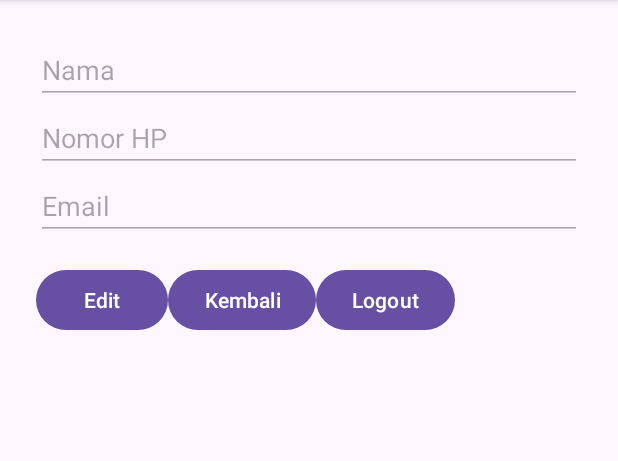
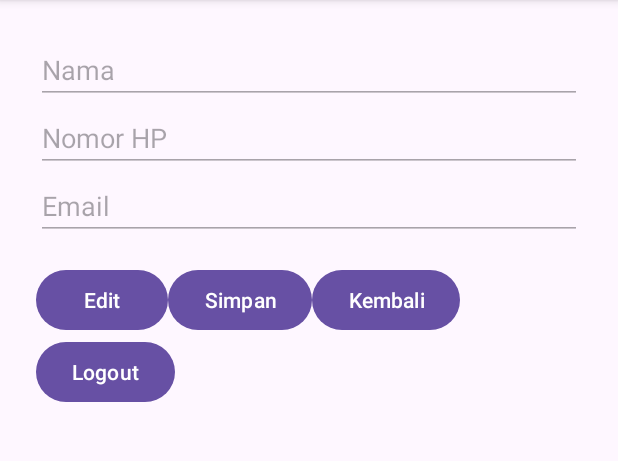
Before and after one commit to Sikon-hash/Project-UAS-Mobile-2, an Android app built with Jetpack Compose: the ProfileActivity screen opened directly, with no data from a screen before it, after a tap on "Simpan", on a phone screen of 412 x 824 dp, the part 96-557 px from its top. Run offline under Robolectric (Android 15) with nearby library versions, the light colour scheme and no system bars; our stand-ins replace Firebase (no records; nobody signed in at launch, a user with empty details on screens opened directly); 1 other tap on this screen came first.

Commit message:
Penambahan Profile

```diff
--- a/app/src/main/java/com/uas/mobileuas/ProfileActivity.java
+++ b/app/src/main/java/com/uas/mobileuas/ProfileActivity.java
@@ -1,91 +1,119 @@
 package com.uas.mobileuas;
 
+import androidx.annotation.NonNull;
+import androidx.appcompat.app.AppCompatActivity;
 
 import android.content.Intent;
 import android.os.Bundle;
-import android.view.View;
 import android.widget.Button;
 import android.widget.EditText;
 import android.widget.Toast;
-import androidx.annotation.NonNull;
-import androidx.appcompat.app.AppCompatActivity;
 
 import com.google.firebase.auth.FirebaseAuth;
 import com.google.firebase.auth.FirebaseUser;
+import com.google.firebase.database.DataSnapshot;
+import com.google.firebase.database.DatabaseError;
+import com.google.firebase.database.DatabaseReference;
+import com.google.firebase.database.FirebaseDatabase;
+import com.google.firebase.database.ValueEventListener;
 
 public class ProfileActivity extends AppCompatActivity {
 
-    private EditText nameEditText, emailEditText, phoneEditText ;
-    private Button editButton, saveButton, logoutButton, backButton;
-    private boolean isEditMode = false;
+    EditText editTextName, editTextPhone, editTextEmail;
+    Button btnEdit, btnSave, btnBack, btnLogout;
 
-    private FirebaseAuth mAuth;
-    private FirebaseUser currentUser;
+    FirebaseAuth mAuth;
+    FirebaseDatabase database;
+    DatabaseReference reference;
+
+    String userId;
 
     @Override
     protected void onCreate(Bundle savedInstanceState) {
         super.onCreate(savedInstanceState);
         setContentView(R.layout.activity_profile);
 
-        nameEditText = findViewById(R.id.editTextName);
-        emailEditText = findViewById(R.id.editTextEmail);
-        phoneEditText = findViewById(R.id.editTextPhone);
-        editButton = findViewById(R.id.btnEdit);
-        saveButton = findViewById(R.id.btnSave);
-        logoutButton = findViewById(R.id.btnLogout);
-        backButton = findViewById(R.id.btnBack);
+        // Inisialisasi view
+        editTextName = findViewById(R.id.editTextName);
+        editTextPhone = findViewById(R.id.editTextPhone);
+        editTextEmail = findViewById(R.id.editTextEmail);
 
+        btnEdit = findViewById(R.id.btnEdit);
+        btnSave = findViewById(R.id.btnSave);
+        btnBack = findViewById(R.id.btnBack);
+        btnLogout = findViewById(R.id.btnLogout);
+
+        // Disable input field di awal
+        setFieldsEnabled(false);
+
+        // Firebase init
         mAuth = FirebaseAuth.getInstance();
-        currentUser = mAuth.getCurrentUser();
+        database = FirebaseDatabase.getInstance();
+        reference = database.getReference("users");
 
+        FirebaseUser currentUser = mAuth.getCurrentUser();
         if (currentUser != null) {
-            nameEditText.setText(currentUser.getDisplayName() != null ? currentUser.getDisplayName() : "");
-            emailEditText.setText(currentUser.getEmail());
+            userId = currentUser.getUid();
+
+            // Set email ke EditText dari FirebaseAuth
+            String email = currentUser.getEmail();
+            editTextEmail.setText(email);
+
+            // Ambil data user dari Realtime Database
+            reference.child(userId).addListenerForSingleValueEvent(new ValueEventListener() {
+                @Override
+                public void onDataChange(@NonNull DataSnapshot snapshot) {
+                    if (snapshot.exists()) {
+                        String name = snapshot.child("name").getValue(String.class);
+                        String phone = snapshot.child("phone").getValue(String.class);
+
+                        editTextName.setText(name);
+                        editTextPhone.setText(phone);
+                    } else {
+                        Toast.makeText(ProfileActivity.this, "Data tidak ditemukan", Toast.LENGTH_SHORT).show();
+                    }
+                }
+
+                @Override
+                public void onCancelled(@NonNull DatabaseError error) {
+                    Toast.makeText(ProfileActivity.this, "Gagal mengambil data", Toast.LENGTH_SHORT).show();
+                }
+            });
         }
 
-        nameEditText.setEnabled(false);
-        emailEditText.setEnabled(false);
-        saveButton.setVisibility(View.GONE);
+        // Tombol Edit
+        btnEdit.setOnClickListener(v -> setFieldsEnabled(true));
 
-        editButton.setOnClickListener(v -> {
-            isEditMode = true;
-            nameEditText.setEnabled(true);
-            emailEditText.setEnabled(true);
-            editButton.setVisibility(View.GONE);
-            saveButton.setVisibility(View.VISIBLE);
+        // Tombol Simpan
+        btnSave.setOnClickListener(v -> {
+            String updatedName = editTextName.getText().toString();
+            String updatedPhone = editTextPhone.getText().toString();
+
+            if (userId != null) {
+                DatabaseReference userRef = reference.child(userId);
+                userRef.child("name").setValue(updatedName);
+                userRef.child("phone").setValue(updatedPhone);
+                Toast.makeText(this, "Data berhasil diperbarui", Toast.LENGTH_SHORT).show();
+                setFieldsEnabled(false);
+            }
         });
 
-        saveButton.setOnClickListener(v -> {
-            String newEmail = emailEditText.getText().toString().trim();
-            String newName = nameEditText.getText().toString().trim();
+        // Tombol Kembali
+        btnBack.setOnClickListener(v -> finish());
 
-            if (currentUser != null && !newEmail.equals(currentUser.getEmail())) {
-                currentUser.updateEmail(newEmail)
-                        .addOnCompleteListener(task -> {
-                            if (task.isSuccessful()) {
-                                Toast.makeText(ProfileActivity.this, "Email diperbarui", Toast.LENGTH_SHORT).show();
-                            } else {
-                                Toast.makeText(ProfileActivity.this, "Gagal update email", Toast.LENGTH_SHORT).show();
-                            }
-                        });
-            }
+        // Tombol Logout
+        btnLogout.setOnClickListener(v -> {
+            FirebaseAuth.getInstance().signOut();
+            Intent intent = new Intent(getApplicationContext(), Login.class);
+            startActivity(intent);
+            finish();
+        });
+    }
 
-            // (Opsional) Update display name
-            // Kamu bisa menggunakan FirebaseUser.updateProfile atau simpan nama di database lain.
-
-            nameEditText.setEnabled(false);
-            emailEditText.setEnabled(false);
-            saveButton.setVisibility(View.GONE);
-            editButton.setVisibility(View.VISIBLE);
-        });
-
-        logoutButton.setOnClickListener(v -> {
-            mAuth.signOut();
-            Intent intent = new Intent(ProfileActivity.this, Login.class);
-            intent.setFlags(Intent.FLAG_ACTIVITY_NEW_TASK | Intent.FLAG_ACTIVITY_CLEAR_TASK);
-            startActivity(intent);
-        });
-
-        backButton.setOnClickListener(v -> finish());
+    private void setFieldsEnabled(boolean enabled) {
+        editTextName.setEnabled(enabled);
+        editTextPhone.setEnabled(enabled);
+        // Email tetap tidak bisa diedit
+        editTextEmail.setEnabled(false);
     }
 }
--- a/app/src/main/res/layout/activity_profile.xml
+++ b/app/src/main/res/layout/activity_profile.xml
@@ -53,10 +53,10 @@
             android:layout_height="wrap_content"
             android:text="Kembali" />
 
-        <Button
-            android:id="@+id/btnLogout"
-            android:layout_width="wrap_content"
-            android:layout_height="wrap_content"
-            android:text="Logout" />
     </LinearLayout>
+    <Button
+        android:id="@+id/btnLogout"
+        android:layout_width="wrap_content"
+        android:layout_height="wrap_content"
+        android:text="Logout" />
 </LinearLayout>
```
Also changed, not shown: app/build.gradle.kts (+6 -1 lines), app/src/main/java/com/uas/mobileuas/Register.java (+60 -50 lines), app/src/main/java/com/uas/mobileuas/User.java (added, +13 -0 lines).
